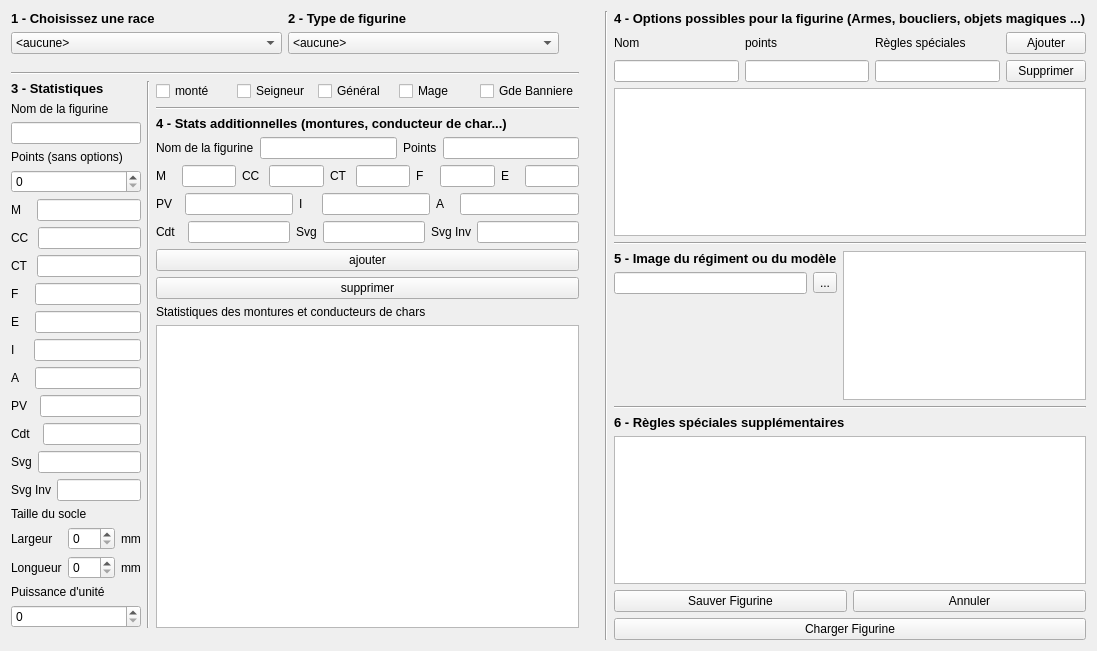
Before: the Qt Designer form warhole/modelwindow.ui in kaosphere/Warhole, drawn with Qt 5.
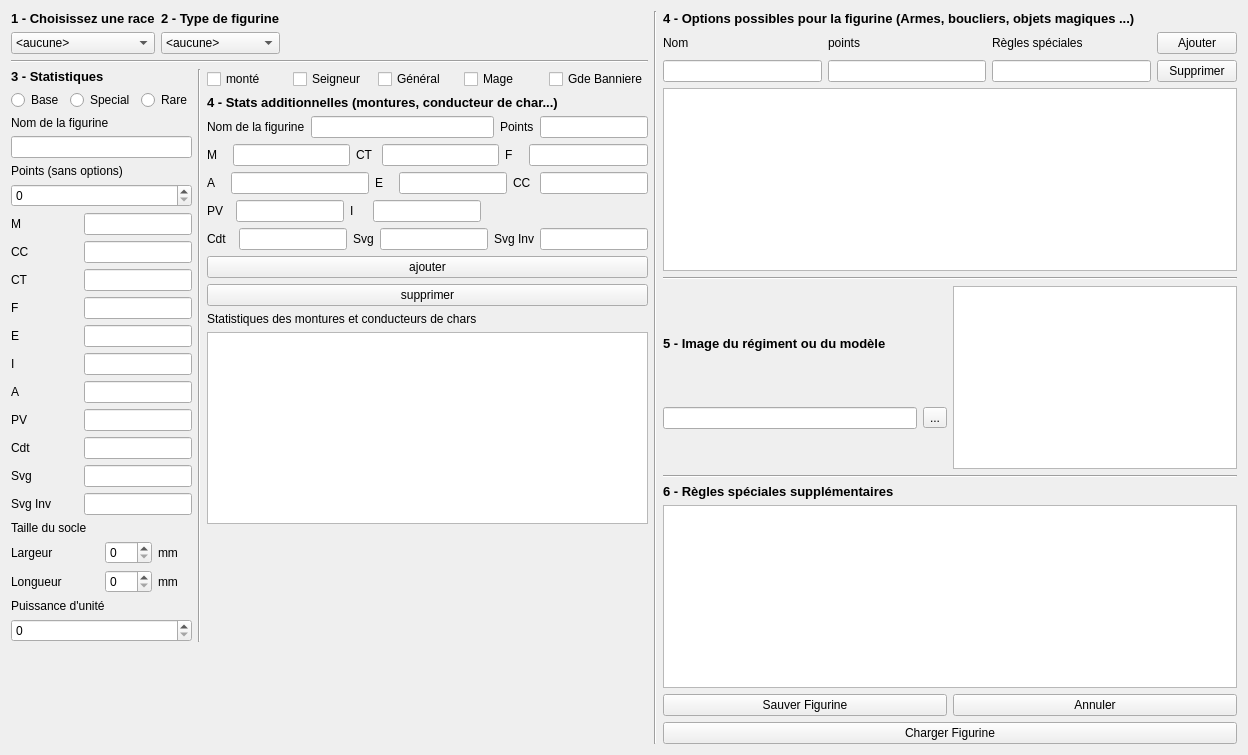
After: the same form once the commit is applied.

Commit message: Add type, and fix bugs in model window

```diff
--- a/warhole/modelwindow.ui
+++ b/warhole/modelwindow.ui
@@ -6,8 +6,8 @@
    <rect>
     <x>0</x>
     <y>0</y>
-    <width>1097</width>
-    <height>651</height>
+    <width>1248</width>
+    <height>755</height>
    </rect>
   </property>
   <property name="sizePolicy">
@@ -19,7 +19,9 @@
   <property name="windowTitle">
    <string>Form</string>
   </property>
-  <layout class="QHBoxLayout" name="horizontalLayout_23">
+  <layout class="QVBoxLayout" name="verticalLayout_22">
+   <item>
+    <layout class="QHBoxLayout" name="horizontalLayout_24">
    <item>
     <layout class="QVBoxLayout" name="verticalLayout_20">
      <item>
@@ -28,6 +30,12 @@
         <layout class="QVBoxLayout" name="verticalLayout">
          <item>
           <widget class="QLabel" name="label">
+             <property name="sizePolicy">
+              <sizepolicy hsizetype="Minimum" vsizetype="Minimum">
+               <horstretch>0</horstretch>
+               <verstretch>0</verstretch>
+              </sizepolicy>
+             </property>
            <property name="font">
             <font>
              <pointsize>10</pointsize>
@@ -114,25 +122,18 @@
            </item>
           </widget>
          </item>
-         <item>
-          <spacer name="verticalSpacer_5">
-           <property name="orientation">
-            <enum>Qt::Vertical</enum>
-           </property>
-           <property name="sizeHint" stdset="0">
-            <size>
-             <width>20</width>
-             <height>40</height>
-            </size>
-           </property>
-          </spacer>
-         </item>
         </layout>
        </item>
        <item>
         <layout class="QVBoxLayout" name="verticalLayout_4">
          <item>
           <widget class="QLabel" name="label_14">
+             <property name="sizePolicy">
+              <sizepolicy hsizetype="Preferred" vsizetype="Minimum">
+               <horstretch>0</horstretch>
+               <verstretch>0</verstretch>
+              </sizepolicy>
+             </property>
            <property name="font">
             <font>
              <pointsize>10</pointsize>
@@ -154,30 +155,17 @@
            </item>
           </widget>
          </item>
-         <item>
-          <spacer name="verticalSpacer_6">
-           <property name="orientation">
-            <enum>Qt::Vertical</enum>
-           </property>
-           <property name="sizeHint" stdset="0">
-            <size>
-             <width>20</width>
-             <height>40</height>
-            </size>
-           </property>
-          </spacer>
-         </item>
         </layout>
        </item>
        <item>
-        <spacer name="verticalSpacer_2">
+          <spacer name="horizontalSpacer">
          <property name="orientation">
-          <enum>Qt::Vertical</enum>
+            <enum>Qt::Horizontal</enum>
          </property>
          <property name="sizeHint" stdset="0">
           <size>
-           <width>20</width>
-           <height>40</height>
+             <width>40</width>
+             <height>20</height>
           </size>
          </property>
         </spacer>
@@ -211,6 +199,31 @@
              </property>
             </widget>
            </item>
+             <item>
+              <layout class="QHBoxLayout" name="horizontalLayout_23">
+               <item>
+                <widget class="QRadioButton" name="radioBase">
+                 <property name="text">
+                  <string>Base</string>
+                 </property>
+                </widget>
+               </item>
+               <item>
+                <widget class="QRadioButton" name="radioSpecial">
+                 <property name="text">
+                  <string>Special</string>
+                 </property>
+                </widget>
+               </item>
+               <item>
+                <widget class="QRadioButton" name="radioRare">
+                 <property name="text">
+                  <string>Rare</string>
+                 </property>
+                </widget>
+               </item>
+              </layout>
+             </item>
            <item>
             <widget class="QLabel" name="label_2">
              <property name="text">
@@ -219,7 +232,14 @@
             </widget>
            </item>
            <item>
-            <widget class="QLineEdit" name="lineEditName"/>
+              <widget class="QLineEdit" name="lineEditName">
+               <property name="sizePolicy">
+                <sizepolicy hsizetype="Minimum" vsizetype="Fixed">
+                 <horstretch>0</horstretch>
+                 <verstretch>0</verstretch>
+                </sizepolicy>
+               </property>
+              </widget>
            </item>
            <item>
             <widget class="QLabel" name="label_27">
@@ -249,7 +269,14 @@
               </widget>
              </item>
              <item>
-              <widget class="QLineEdit" name="lineEditM"/>
+                <widget class="QLineEdit" name="lineEditM">
+                 <property name="sizePolicy">
+                  <sizepolicy hsizetype="Minimum" vsizetype="Fixed">
+                   <horstretch>0</horstretch>
+                   <verstretch>0</verstretch>
+                  </sizepolicy>
+                 </property>
+                </widget>
              </item>
             </layout>
            </item>
@@ -263,7 +290,14 @@
               </widget>
              </item>
              <item>
-              <widget class="QLineEdit" name="lineEditCC"/>
+                <widget class="QLineEdit" name="lineEditCC">
+                 <property name="sizePolicy">
+                  <sizepolicy hsizetype="Minimum" vsizetype="Fixed">
+                   <horstretch>0</horstretch>
+                   <verstretch>0</verstretch>
+                  </sizepolicy>
+                 </property>
+                </widget>
              </item>
             </layout>
            </item>
@@ -277,7 +311,14 @@
               </widget>
              </item>
              <item>
-              <widget class="QLineEdit" name="lineEditCT"/>
+                <widget class="QLineEdit" name="lineEditCT">
+                 <property name="sizePolicy">
+                  <sizepolicy hsizetype="Minimum" vsizetype="Fixed">
+                   <horstretch>0</horstretch>
+                   <verstretch>0</verstretch>
+                  </sizepolicy>
+                 </property>
+                </widget>
              </item>
             </layout>
            </item>
@@ -291,7 +332,14 @@
               </widget>
              </item>
              <item>
-              <widget class="QLineEdit" name="lineEditF"/>
+                <widget class="QLineEdit" name="lineEditF">
+                 <property name="sizePolicy">
+                  <sizepolicy hsizetype="Minimum" vsizetype="Fixed">
+                   <horstretch>0</horstretch>
+                   <verstretch>0</verstretch>
+                  </sizepolicy>
+                 </property>
+                </widget>
              </item>
             </layout>
            </item>
@@ -305,7 +353,14 @@
               </widget>
              </item>
              <item>
-              <widget class="QLineEdit" name="lineEditE"/>
+                <widget class="QLineEdit" name="lineEditE">
+                 <property name="sizePolicy">
+                  <sizepolicy hsizetype="Minimum" vsizetype="Fixed">
+                   <horstretch>0</horstretch>
+                   <verstretch>0</verstretch>
+                  </sizepolicy>
+                 </property>
+                </widget>
              </item>
             </layout>
            </item>
@@ -319,7 +374,14 @@
               </widget>
              </item>
              <item>
-              <widget class="QLineEdit" name="lineEditI"/>
+                <widget class="QLineEdit" name="lineEditI">
+                 <property name="sizePolicy">
+                  <sizepolicy hsizetype="Minimum" vsizetype="Fixed">
+                   <horstretch>0</horstretch>
+                   <verstretch>0</verstretch>
+                  </sizepolicy>
+                 </property>
+                </widget>
              </item>
             </layout>
            </item>
@@ -333,7 +395,14 @@
               </widget>
              </item>
              <item>
-              <widget class="QLineEdit" name="lineEditA"/>
+                <widget class="QLineEdit" name="lineEditA">
+                 <property name="sizePolicy">
+                  <sizepolicy hsizetype="Minimum" vsizetype="Fixed">
+                   <horstretch>0</horstretch>
+                   <verstretch>0</verstretch>
+                  </sizepolicy>
+                 </property>
+                </widget>
              </item>
             </layout>
            </item>
@@ -347,7 +416,14 @@
               </widget>
              </item>
              <item>
-              <widget class="QLineEdit" name="lineEditPV"/>
+                <widget class="QLineEdit" name="lineEditPV">
+                 <property name="sizePolicy">
+                  <sizepolicy hsizetype="Minimum" vsizetype="Fixed">
+                   <horstretch>0</horstretch>
+                   <verstretch>0</verstretch>
+                  </sizepolicy>
+                 </property>
+                </widget>
              </item>
             </layout>
            </item>
@@ -361,7 +437,14 @@
               </widget>
              </item>
              <item>
-              <widget class="QLineEdit" name="lineEditCdt"/>
+                <widget class="QLineEdit" name="lineEditCdt">
+                 <property name="sizePolicy">
+                  <sizepolicy hsizetype="Minimum" vsizetype="Fixed">
+                   <horstretch>0</horstretch>
+                   <verstretch>0</verstretch>
+                  </sizepolicy>
+                 </property>
+                </widget>
              </item>
             </layout>
            </item>
@@ -375,7 +458,14 @@
               </widget>
              </item>
              <item>
-              <widget class="QLineEdit" name="lineEditSvg"/>
+                <widget class="QLineEdit" name="lineEditSvg">
+                 <property name="sizePolicy">
+                  <sizepolicy hsizetype="Minimum" vsizetype="Fixed">
+                   <horstretch>0</horstretch>
+                   <verstretch>0</verstretch>
+                  </sizepolicy>
+                 </property>
+                </widget>
              </item>
             </layout>
            </item>
@@ -389,7 +479,14 @@
               </widget>
              </item>
              <item>
-              <widget class="QLineEdit" name="lineEditSvgInv"/>
+                <widget class="QLineEdit" name="lineEditSvgInv">
+                 <property name="sizePolicy">
+                  <sizepolicy hsizetype="Minimum" vsizetype="Fixed">
+                   <horstretch>0</horstretch>
+                   <verstretch>0</verstretch>
+                  </sizepolicy>
+                 </property>
+                </widget>
              </item>
             </layout>
            </item>
@@ -490,6 +587,8 @@
        <item>
         <layout class="QVBoxLayout" name="verticalLayout_18">
          <item>
+            <layout class="QVBoxLayout" name="verticalLayout_21">
+             <item>
           <layout class="QHBoxLayout" name="horizontalLayout_20">
            <item>
             <widget class="QCheckBox" name="checkMounted">
@@ -514,6 +613,12 @@
            </item>
            <item>
             <widget class="QCheckBox" name="checkMage">
+                 <property name="sizePolicy">
+                  <sizepolicy hsizetype="Minimum" vsizetype="Maximum">
+                   <horstretch>0</horstretch>
+                   <verstretch>0</verstretch>
+                  </sizepolicy>
+                 </property>
              <property name="text">
               <string>Mage</string>
              </property>
@@ -529,18 +634,15 @@
           </layout>
          </item>
          <item>
-          <layout class="QVBoxLayout" name="verticalLayout_21">
-           <item>
-            <widget class="Line" name="line_6">
-             <property name="orientation">
-              <enum>Qt::Horizontal</enum>
-             </property>
-            </widget>
-           </item>
-           <item>
             <layout class="QHBoxLayout" name="horizontalLayout_57">
              <item>
               <widget class="QLabel" name="label_54">
+                 <property name="sizePolicy">
+                  <sizepolicy hsizetype="Minimum" vsizetype="Minimum">
+                   <horstretch>0</horstretch>
+                   <verstretch>0</verstretch>
+                  </sizepolicy>
+                 </property>
                <property name="font">
                 <font>
                  <pointsize>10</pointsize>
@@ -565,7 +667,14 @@
               </widget>
              </item>
              <item>
-              <widget class="QLineEdit" name="lineEditName2"/>
+                <widget class="QLineEdit" name="lineEditName2">
+                 <property name="sizePolicy">
+                  <sizepolicy hsizetype="Expanding" vsizetype="Fixed">
+                   <horstretch>0</horstretch>
+                   <verstretch>0</verstretch>
+                  </sizepolicy>
+                 </property>
+                </widget>
              </item>
              <item>
               <widget class="QLabel" name="label_67">
@@ -575,7 +684,14 @@
               </widget>
              </item>
              <item>
-              <widget class="QLineEdit" name="lineEditPts2"/>
+                <widget class="QLineEdit" name="lineEditPts2">
+                 <property name="sizePolicy">
+                  <sizepolicy hsizetype="Minimum" vsizetype="Fixed">
+                   <horstretch>0</horstretch>
+                   <verstretch>0</verstretch>
+                  </sizepolicy>
+                 </property>
+                </widget>
              </item>
             </layout>
            </item>
@@ -591,22 +707,15 @@
                 </widget>
                </item>
                <item>
-                <widget class="QLineEdit" name="lineEditM2"/>
-               </item>
-              </layout>
-             </item>
-             <item>
-              <layout class="QHBoxLayout" name="horizontalLayout_44">
-               <item>
-                <widget class="QLabel" name="label_56">
-                 <property name="text">
-                  <string>CC </string>
+                  <widget class="QLineEdit" name="lineEditM2">
+                   <property name="sizePolicy">
+                    <sizepolicy hsizetype="Expanding" vsizetype="Fixed">
+                     <horstretch>0</horstretch>
+                     <verstretch>0</verstretch>
+                    </sizepolicy>
                  </property>
                 </widget>
                </item>
-               <item>
-                <widget class="QLineEdit" name="lineEditCC2"/>
-               </item>
               </layout>
              </item>
              <item>
@@ -619,7 +728,14 @@
                 </widget>
                </item>
                <item>
-                <widget class="QLineEdit" name="lineEditCT2"/>
+                  <widget class="QLineEdit" name="lineEditCT2">
+                   <property name="sizePolicy">
+                    <sizepolicy hsizetype="Expanding" vsizetype="Fixed">
+                     <horstretch>0</horstretch>
+                     <verstretch>0</verstretch>
+                    </sizepolicy>
+                   </property>
+                  </widget>
                </item>
               </layout>
              </item>
@@ -633,9 +749,37 @@
                 </widget>
                </item>
                <item>
-                <widget class="QLineEdit" name="lineEditF2"/>
-               </item>
-              </layout>
+                  <widget class="QLineEdit" name="lineEditF2">
+                   <property name="sizePolicy">
+                    <sizepolicy hsizetype="Expanding" vsizetype="Fixed">
+                     <horstretch>0</horstretch>
+                     <verstretch>0</verstretch>
+                    </sizepolicy>
+                   </property>
+                  </widget>
+                 </item>
+                </layout>
+               </item>
+              </layout>
+             </item>
+             <item>
+              <layout class="QHBoxLayout" name="horizontalLayout_49">
+               <item>
+                <widget class="QLabel" name="label_61">
+                 <property name="text">
+                  <string>A   </string>
+                 </property>
+                </widget>
+               </item>
+               <item>
+                <widget class="QLineEdit" name="lineEditA2">
+                 <property name="sizePolicy">
+                  <sizepolicy hsizetype="Expanding" vsizetype="Fixed">
+                   <horstretch>0</horstretch>
+                   <verstretch>0</verstretch>
+                  </sizepolicy>
+                 </property>
+                </widget>
              </item>
              <item>
               <layout class="QHBoxLayout" name="horizontalLayout_47">
@@ -647,7 +791,35 @@
                 </widget>
                </item>
                <item>
-                <widget class="QLineEdit" name="lineEditE2"/>
+                  <widget class="QLineEdit" name="lineEditE2">
+                   <property name="sizePolicy">
+                    <sizepolicy hsizetype="Expanding" vsizetype="Fixed">
+                     <horstretch>0</horstretch>
+                     <verstretch>0</verstretch>
+                    </sizepolicy>
+                   </property>
+                  </widget>
+                 </item>
+                 <item>
+                  <layout class="QHBoxLayout" name="horizontalLayout_44">
+                   <item>
+                    <widget class="QLabel" name="label_56">
+                     <property name="text">
+                      <string>CC </string>
+                     </property>
+                    </widget>
+                   </item>
+                   <item>
+                    <widget class="QLineEdit" name="lineEditCC2">
+                     <property name="sizePolicy">
+                      <sizepolicy hsizetype="Expanding" vsizetype="Fixed">
+                       <horstretch>0</horstretch>
+                       <verstretch>0</verstretch>
+                      </sizepolicy>
+                     </property>
+                    </widget>
+                   </item>
+                  </layout>
                </item>
               </layout>
              </item>
@@ -661,42 +833,67 @@
                 <layout class="QHBoxLayout" name="horizontalLayout_50">
                  <item>
                   <widget class="QLabel" name="label_62">
+                     <property name="sizePolicy">
+                      <sizepolicy hsizetype="Minimum" vsizetype="Minimum">
+                       <horstretch>0</horstretch>
+                       <verstretch>0</verstretch>
+                      </sizepolicy>
+                     </property>
                    <property name="text">
                     <string>PV  </string>
                    </property>
                   </widget>
                  </item>
                  <item>
-                  <widget class="QLineEdit" name="lineEditPV2"/>
+                    <widget class="QLineEdit" name="lineEditPV2">
+                     <property name="sizePolicy">
+                      <sizepolicy hsizetype="Minimum" vsizetype="Fixed">
+                       <horstretch>0</horstretch>
+                       <verstretch>0</verstretch>
+                      </sizepolicy>
+                     </property>
+                    </widget>
                  </item>
                 </layout>
                </item>
                <item>
                 <widget class="QLabel" name="label_60">
+                   <property name="sizePolicy">
+                    <sizepolicy hsizetype="Minimum" vsizetype="Preferred">
+                     <horstretch>0</horstretch>
+                     <verstretch>0</verstretch>
+                    </sizepolicy>
+                   </property>
                  <property name="text">
                   <string>I    </string>
                  </property>
                 </widget>
                </item>
                <item>
-                <widget class="QLineEdit" name="lineEditI2"/>
-               </item>
-              </layout>
-             </item>
-             <item>
-              <layout class="QHBoxLayout" name="horizontalLayout_49">
-               <item>
-                <widget class="QLabel" name="label_61">
-                 <property name="text">
-                  <string>A   </string>
+                  <widget class="QLineEdit" name="lineEditI2">
+                   <property name="sizePolicy">
+                    <sizepolicy hsizetype="Minimum" vsizetype="Fixed">
+                     <horstretch>0</horstretch>
+                     <verstretch>0</verstretch>
+                    </sizepolicy>
                  </property>
                 </widget>
                </item>
-               <item>
-                <widget class="QLineEdit" name="lineEditA2"/>
-               </item>
-              </layout>
-             </item>
+                </layout>
+               </item>
+               <item>
+                <spacer name="horizontalSpacer_2">
+                 <property name="orientation">
+                  <enum>Qt::Horizontal</enum>
+                 </property>
+                 <property name="sizeHint" stdset="0">
+                  <size>
+                   <width>40</width>
+                   <height>20</height>
+                  </size>
+                 </property>
+                </spacer>
+               </item>
             </layout>
            </item>
            <item>
@@ -711,7 +908,14 @@
                 </widget>
                </item>
                <item>
-                <widget class="QLineEdit" name="lineEditCdt2"/>
+                  <widget class="QLineEdit" name="lineEditCdt2">
+                   <property name="sizePolicy">
+                    <sizepolicy hsizetype="Minimum" vsizetype="Fixed">
+                     <horstretch>0</horstretch>
+                     <verstretch>0</verstretch>
+                    </sizepolicy>
+                   </property>
+                  </widget>
                </item>
               </layout>
              </item>
@@ -725,7 +929,14 @@
                 </widget>
                </item>
                <item>
-                <widget class="QLineEdit" name="lineEditSvg2"/>
+                  <widget class="QLineEdit" name="lineEditSvg2">
+                   <property name="sizePolicy">
+                    <sizepolicy hsizetype="Minimum" vsizetype="Fixed">
+                     <horstretch>0</horstretch>
+                     <verstretch>0</verstretch>
+                    </sizepolicy>
+                   </property>
+                  </widget>
                </item>
               </layout>
              </item>
@@ -739,7 +950,14 @@
                 </widget>
                </item>
                <item>
-                <widget class="QLineEdit" name="lineEditSvgInv2"/>
+                  <widget class="QLineEdit" name="lineEditSvgInv2">
+                   <property name="sizePolicy">
+                    <sizepolicy hsizetype="Minimum" vsizetype="Fixed">
+                     <horstretch>0</horstretch>
+                     <verstretch>0</verstretch>
+                    </sizepolicy>
+                   </property>
+                  </widget>
                </item>
               </layout>
              </item>
@@ -751,6 +969,12 @@
           <layout class="QVBoxLayout" name="verticalLayout_15">
            <item>
             <widget class="QPushButton" name="pushButtonAdd">
+               <property name="sizePolicy">
+                <sizepolicy hsizetype="Minimum" vsizetype="Minimum">
+                 <horstretch>0</horstretch>
+                 <verstretch>0</verstretch>
+                </sizepolicy>
+               </property>
              <property name="text">
               <string>ajouter</string>
              </property>
@@ -771,28 +995,14 @@
             </widget>
            </item>
            <item>
-            <widget class="QTreeView" name="viewModelCrew"/>
-           </item>
-          </layout>
-         </item>
-        </layout>
-       </item>
-      </layout>
-     </item>
-     <item>
-      <spacer name="verticalSpacer_3">
-       <property name="orientation">
-        <enum>Qt::Vertical</enum>
-       </property>
-       <property name="sizeHint" stdset="0">
-        <size>
-         <width>20</width>
-         <height>40</height>
-        </size>
-       </property>
-      </spacer>
-     </item>
-    </layout>
+              <widget class="QTreeView" name="viewModelCrew">
+               <property name="sizePolicy">
+                <sizepolicy hsizetype="Minimum" vsizetype="Minimum">
+                 <horstretch>0</horstretch>
+                 <verstretch>0</verstretch>
+                </sizepolicy>
+               </property>
+              </widget>
    </item>
    <item>
     <spacer name="verticalSpacer_4">
@@ -807,6 +1017,43 @@
      </property>
     </spacer>
    </item>
+            </layout>
+           </item>
+          </layout>
+         </item>
+        </layout>
+       </item>
+       <item>
+        <spacer name="verticalSpacer_2">
+         <property name="orientation">
+          <enum>Qt::Vertical</enum>
+         </property>
+         <property name="sizeHint" stdset="0">
+          <size>
+           <width>20</width>
+           <height>40</height>
+          </size>
+         </property>
+        </spacer>
+       </item>
+       <item>
+        <spacer name="verticalSpacer_3">
+         <property name="orientation">
+          <enum>Qt::Vertical</enum>
+         </property>
+         <property name="sizeType">
+          <enum>QSizePolicy::Minimum</enum>
+         </property>
+         <property name="sizeHint" stdset="0">
+          <size>
+           <width>20</width>
+           <height>40</height>
+          </size>
+         </property>
+        </spacer>
+       </item>
+      </layout>
+     </item>
    <item>
     <widget class="Line" name="line_4">
      <property name="orientation">
@@ -949,6 +1196,9 @@
            <property name="orientation">
             <enum>Qt::Vertical</enum>
            </property>
+             <property name="sizeType">
+              <enum>QSizePolicy::Minimum</enum>
+             </property>
            <property name="sizeHint" stdset="0">
             <size>
              <width>20</width>
@@ -1024,19 +1274,8 @@
     </layout>
    </item>
   </layout>
-  <zorder>layoutWidget</zorder>
-  <zorder>layoutWidget</zorder>
-  <zorder>layoutWidget</zorder>
-  <zorder>layoutWidget</zorder>
-  <zorder>layoutWidget</zorder>
-  <zorder>layoutWidget</zorder>
-  <zorder>pushButtonLoad</zorder>
-  <zorder>graphicsView</zorder>
-  <zorder>layoutWidget</zorder>
-  <zorder>layoutWidget</zorder>
-  <zorder>layoutWidget</zorder>
-  <zorder>layoutWidget</zorder>
-  <zorder>verticalSpacer_4</zorder>
+   </item>
+  </layout>
   <zorder>line_4</zorder>
   <zorder></zorder>
  </widget>
```
Left out of the diff: 3 changed lines with no effect on the pictures. Lines whose indentation alone changed are shown as unchanged. The commit also changes 1 other file.
